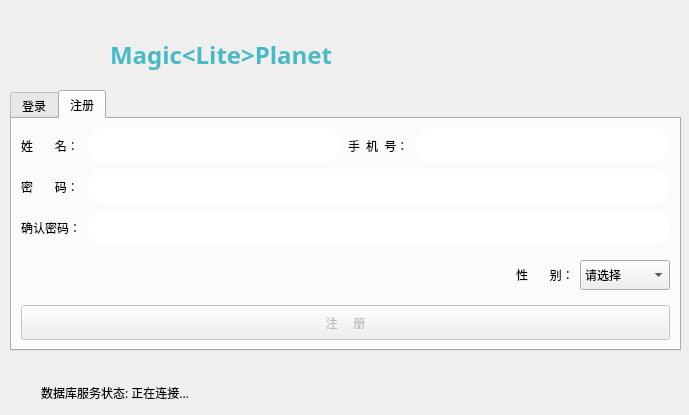
The window that formLogin.ui (csthenry/weplanet-desktop) describes before a commit, drawn with Qt 5.
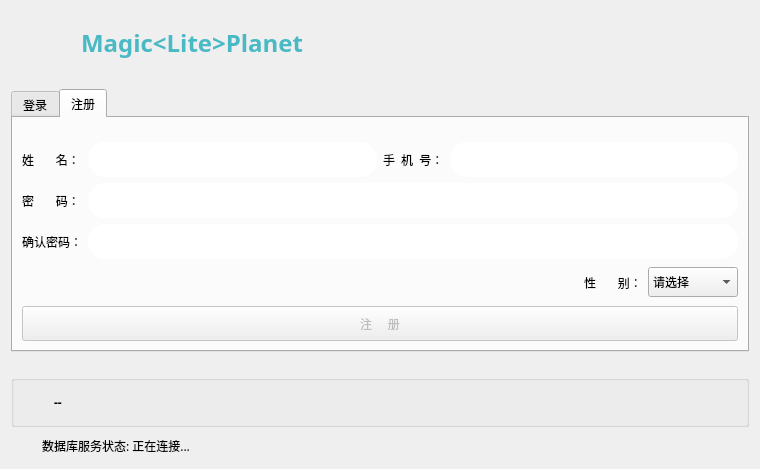
The same window after the commit. The open tabs and pages were chosen to show the change. Icons and pictures are not drawn.

The edit to the form file:
```diff
--- a/formLogin.ui
+++ b/formLogin.ui
@@ -6,8 +6,8 @@
    <rect>
     <x>0</x>
     <y>0</y>
-    <width>689</width>
-    <height>415</height>
+    <width>760</width>
+    <height>469</height>
    </rect>
   </property>
   <property name="font">
@@ -23,15 +23,11 @@
    <iconset resource="resource.qrc">
     <normaloff>:/images/logo/MagicLightAssistant.png</normaloff>:/images/logo/MagicLightAssistant.png</iconset>
   </property>
+  <layout class="QGridLayout" name="gridLayout_9">
+   <item row="0" column="0">
+    <layout class="QGridLayout" name="gridLayout_8">
+     <item row="0" column="0">
   <widget class="QLabel" name="mainIcon">
-   <property name="geometry">
-    <rect>
-     <x>20</x>
-     <y>20</y>
-     <width>64</width>
-     <height>64</height>
-    </rect>
-   </property>
    <property name="minimumSize">
     <size>
      <width>64</width>
@@ -54,15 +50,9 @@
     <bool>true</bool>
    </property>
   </widget>
+     </item>
+     <item row="0" column="1">
   <widget class="QLabel" name="label">
-   <property name="geometry">
-    <rect>
-     <x>110</x>
-     <y>30</y>
-     <width>561</width>
-     <height>51</height>
-    </rect>
-   </property>
    <property name="palette">
     <palette>
      <active>
@@ -166,15 +156,142 @@
     <string>&lt;html&gt;&lt;head/&gt;&lt;body&gt;&lt;p&gt;&lt;span style=&quot; font-weight:600; color:#49b9c5;&quot;&gt;Magic&amp;lt;Lite&amp;gt;Planet&lt;/span&gt;&lt;/p&gt;&lt;/body&gt;&lt;/html&gt;</string>
    </property>
   </widget>
+     </item>
+    </layout>
+   </item>
+   <item row="1" column="0">
+    <spacer name="verticalSpacer_7">
+     <property name="orientation">
+      <enum>Qt::Vertical</enum>
+     </property>
+     <property name="sizeHint" stdset="0">
+      <size>
+       <width>20</width>
+       <height>40</height>
+      </size>
+     </property>
+    </spacer>
+   </item>
+   <item row="5" column="0">
+    <layout class="QGridLayout" name="gridLayout_7">
+     <item row="0" column="0">
+      <widget class="QGroupBox" name="groupBox">
+       <property name="title">
+        <string/>
+       </property>
+       <layout class="QGridLayout" name="gridLayout_6">
+        <item row="0" column="1">
+         <widget class="QLabel" name="label_announcement">
+          <property name="font">
+           <font>
+            <weight>75</weight>
+            <bold>true</bold>
+           </font>
+          </property>
+          <property name="text">
+           <string>--</string>
+          </property>
+          <property name="wordWrap">
+           <bool>true</bool>
+          </property>
+         </widget>
+        </item>
+        <item row="0" column="0">
+         <widget class="QLabel" name="label_announcementIcon">
+          <property name="minimumSize">
+           <size>
+            <width>25</width>
+            <height>25</height>
+           </size>
+          </property>
+          <property name="maximumSize">
+           <size>
+            <width>25</width>
+            <height>25</height>
+           </size>
+          </property>
+          <property name="text">
+           <string/>
+          </property>
+          <property name="pixmap">
+           <pixmap resource="resource.qrc">:/images/color_icon/color-tips.svg</pixmap>
+          </property>
+          <property name="scaledContents">
+           <bool>true</bool>
+          </property>
+         </widget>
+        </item>
+       </layout>
+      </widget>
+     </item>
+     <item row="1" column="0">
+      <layout class="QGridLayout" name="gridLayout_5">
+       <item row="0" column="0">
+        <widget class="QLabel" name="labelIcon">
+         <property name="minimumSize">
+          <size>
+           <width>25</width>
+           <height>25</height>
+          </size>
+         </property>
+         <property name="maximumSize">
+          <size>
+           <width>25</width>
+           <height>25</height>
+          </size>
+         </property>
+         <property name="text">
+          <string/>
+         </property>
+         <property name="pixmap">
+          <pixmap resource="resource.qrc">:/images/color_icon/loading.gif</pixmap>
+         </property>
+         <property name="scaledContents">
+          <bool>true</bool>
+         </property>
+         <property name="alignment">
+          <set>Qt::AlignCenter</set>
+         </property>
+        </widget>
+       </item>
+       <item row="0" column="1">
+        <widget class="QLabel" name="labelStatus">
+         <property name="minimumSize">
+          <size>
+           <width>621</width>
+           <height>0</height>
+          </size>
+         </property>
+         <property name="font">
+          <font>
+           <family>微软雅黑</family>
+           <pointsize>9</pointsize>
+          </font>
+         </property>
+         <property name="text">
+          <string>数据库服务状态: 正在连接...</string>
+         </property>
+        </widget>
+       </item>
+      </layout>
+     </item>
+    </layout>
+   </item>
+   <item row="4" column="0">
+    <spacer name="verticalSpacer_6">
+     <property name="orientation">
+      <enum>Qt::Vertical</enum>
+     </property>
+     <property name="sizeHint" stdset="0">
+      <size>
+       <width>20</width>
+       <height>40</height>
+      </size>
+     </property>
+    </spacer>
+   </item>
+   <item row="2" column="0">
   <widget class="QTabWidget" name="tabWidget">
-   <property name="geometry">
-    <rect>
-     <x>10</x>
-     <y>90</y>
-     <width>671</width>
-     <height>261</height>
-    </rect>
-   </property>
    <property name="font">
     <font>
      <family>微软雅黑</family>
@@ -359,7 +476,40 @@
     <layout class="QGridLayout" name="gridLayout_4">
      <item row="0" column="0" colspan="4">
       <layout class="QGridLayout" name="gridLayout_2">
-       <item row="0" column="0">
+         <item row="3" column="1" colspan="3">
+          <widget class="QLineEdit" name="lineEdit_SignupPwdAgain">
+           <property name="minimumSize">
+            <size>
+             <width>0</width>
+             <height>35</height>
+            </size>
+           </property>
+           <property name="maximumSize">
+            <size>
+             <width>16777215</width>
+             <height>16777215</height>
+            </size>
+           </property>
+           <property name="font">
+            <font>
+             <family>微软雅黑</family>
+             <pointsize>9</pointsize>
+            </font>
+           </property>
+           <property name="styleSheet">
+            <string notr="true">border-radius: 17px;/*设置圆角的大小*/
+border: .5px solid rgb(207, 207, 207);
+padding: 0px 5px;</string>
+           </property>
+           <property name="maxLength">
+            <number>16</number>
+           </property>
+           <property name="echoMode">
+            <enum>QLineEdit::Password</enum>
+           </property>
+          </widget>
+         </item>
+         <item row="1" column="0">
         <widget class="QLabel" name="label_6">
          <property name="minimumSize">
           <size>
@@ -372,7 +522,20 @@
          </property>
         </widget>
        </item>
-       <item row="0" column="1">
+         <item row="3" column="0">
+          <widget class="QLabel" name="label_12">
+           <property name="minimumSize">
+            <size>
+             <width>0</width>
+             <height>35</height>
+            </size>
+           </property>
+           <property name="text">
+            <string>确认密码：</string>
+           </property>
+          </widget>
+         </item>
+         <item row="1" column="1">
         <widget class="QLineEdit" name="lineEdit_SignupName">
          <property name="minimumSize">
           <size>
@@ -405,50 +568,7 @@
          </property>
         </widget>
        </item>
-       <item row="0" column="2">
-        <widget class="QLabel" name="label_11">
-         <property name="minimumSize">
-          <size>
-           <width>0</width>
-           <height>35</height>
-          </size>
-         </property>
-         <property name="text">
-          <string>手  机  号：</string>
-         </property>
-        </widget>
-       </item>
-       <item row="0" column="3">
-        <widget class="QLineEdit" name="lineEdit_SignupTel">
-         <property name="minimumSize">
-          <size>
-           <width>0</width>
-           <height>35</height>
-          </size>
-         </property>
-         <property name="maximumSize">
-          <size>
-           <width>16777215</width>
-           <height>16777215</height>
-          </size>
-         </property>
-         <property name="font">
-          <font>
-           <family>微软雅黑</family>
-           <pointsize>9</pointsize>
-          </font>
-         </property>
-         <property name="styleSheet">
-          <string notr="true">border-radius: 17px;/*设置圆角的大小*/
-border: .5px solid rgb(207, 207, 207);
-padding: 0px 5px;</string>
-         </property>
-         <property name="maxLength">
-          <number>16</number>
-         </property>
-        </widget>
-       </item>
-       <item row="1" column="0">
+         <item row="2" column="0">
         <widget class="QLabel" name="label_7">
          <property name="minimumSize">
           <size>
@@ -461,8 +581,8 @@
          </property>
         </widget>
        </item>
-       <item row="1" column="1" colspan="3">
-        <widget class="QLineEdit" name="lineEdit_SignupPwd">
+         <item row="1" column="3">
+          <widget class="QLineEdit" name="lineEdit_SignupTel">
          <property name="minimumSize">
           <size>
            <width>0</width>
@@ -489,13 +609,10 @@
          <property name="maxLength">
           <number>16</number>
          </property>
-         <property name="echoMode">
-          <enum>QLineEdit::Password</enum>
-         </property>
-        </widget>
-       </item>
-       <item row="2" column="0">
-        <widget class="QLabel" name="label_12">
+          </widget>
+         </item>
+         <item row="1" column="2">
+          <widget class="QLabel" name="label_11">
          <property name="minimumSize">
           <size>
            <width>0</width>
@@ -503,12 +620,12 @@
           </size>
          </property>
          <property name="text">
-          <string>确认密码：</string>
+            <string>手  机  号：</string>
          </property>
         </widget>
        </item>
        <item row="2" column="1" colspan="3">
-        <widget class="QLineEdit" name="lineEdit_SignupPwdAgain">
+          <widget class="QLineEdit" name="lineEdit_SignupPwd">
          <property name="minimumSize">
           <size>
            <width>0</width>
@@ -540,6 +657,19 @@
          </property>
         </widget>
        </item>
+         <item row="0" column="1">
+          <spacer name="verticalSpacer_8">
+           <property name="orientation">
+            <enum>Qt::Vertical</enum>
+           </property>
+           <property name="sizeHint" stdset="0">
+            <size>
+             <width>20</width>
+             <height>40</height>
+            </size>
+           </property>
+          </spacer>
+         </item>
       </layout>
      </item>
      <item row="1" column="0">
@@ -628,65 +758,21 @@
     </layout>
    </widget>
   </widget>
-  <widget class="QLabel" name="labelStatus">
-   <property name="geometry">
-    <rect>
-     <x>41</x>
-     <y>380</y>
-     <width>621</width>
-     <height>25</height>
-    </rect>
-   </property>
-   <property name="minimumSize">
+   </item>
+   <item row="3" column="0">
+    <spacer name="verticalSpacer_5">
+     <property name="orientation">
+      <enum>Qt::Vertical</enum>
+     </property>
+     <property name="sizeHint" stdset="0">
     <size>
-     <width>621</width>
-     <height>0</height>
-    </size>
-   </property>
-   <property name="font">
-    <font>
-     <family>微软雅黑</family>
-     <pointsize>9</pointsize>
-    </font>
-   </property>
-   <property name="text">
-    <string>数据库服务状态: 正在连接...</string>
-   </property>
-  </widget>
-  <widget class="QLabel" name="labelIcon">
-   <property name="geometry">
-    <rect>
-     <x>10</x>
-     <y>380</y>
-     <width>25</width>
-     <height>25</height>
-    </rect>
-   </property>
-   <property name="minimumSize">
-    <size>
-     <width>25</width>
-     <height>25</height>
-    </size>
-   </property>
-   <property name="maximumSize">
-    <size>
-     <width>25</width>
-     <height>25</height>
-    </size>
-   </property>
-   <property name="text">
-    <string/>
-   </property>
-   <property name="pixmap">
-    <pixmap resource="resource.qrc">:/images/color_icon/loading.gif</pixmap>
-   </property>
-   <property name="scaledContents">
-    <bool>true</bool>
-   </property>
-   <property name="alignment">
-    <set>Qt::AlignCenter</set>
-   </property>
-  </widget>
+       <width>20</width>
+       <height>40</height>
+      </size>
+     </property>
+    </spacer>
+   </item>
+  </layout>
  </widget>
  <resources>
   <include location="resource.qrc"/>
```
Left out of the diff: 90 changed lines with no effect on the pictures. Lines whose indentation alone changed are shown as unchanged.
